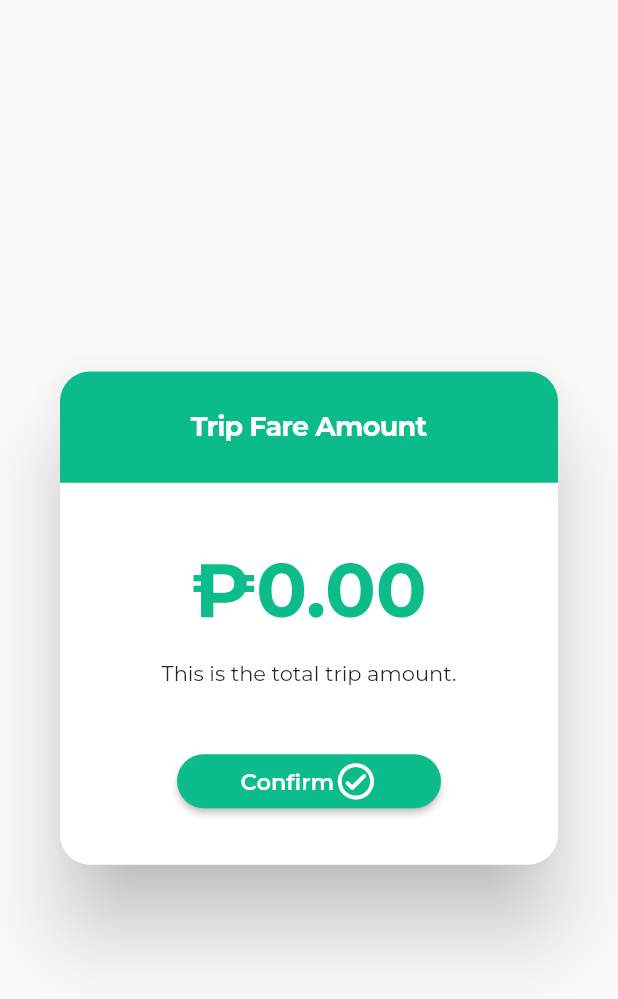
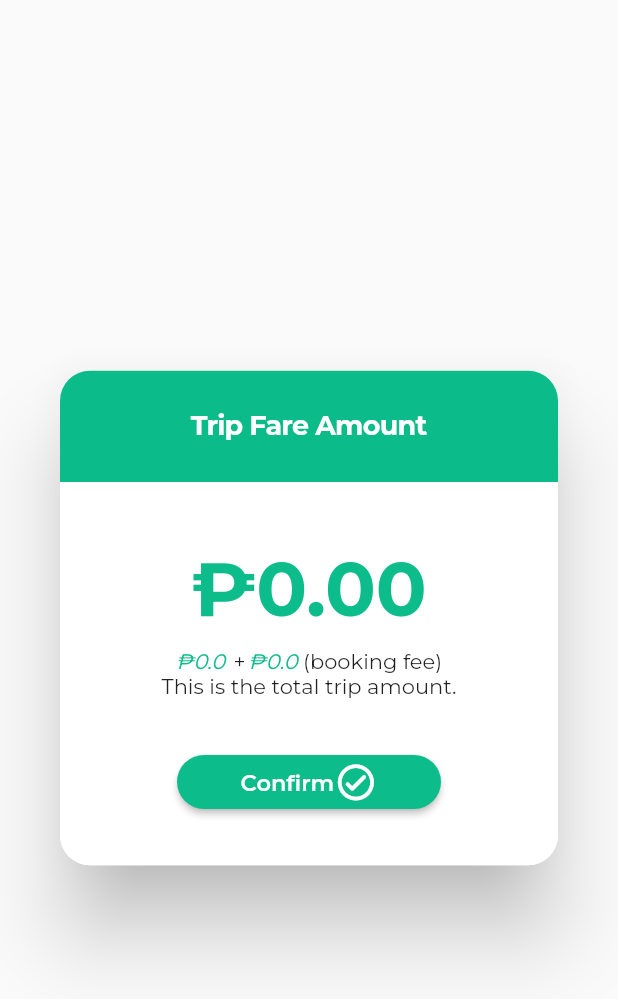
Before and after one commit to Zephynity/E-Hatid-Driver-App, a Flutter app: the FareAmountCollectionDialog widget shown alone on an empty page, opened directly, on a phone screen of 412 x 824 dp. Shown: the top 999 px of the screen. Run offline on Flutter 3.47's test engine with Material 2 defaults, Android fonts, the phone set to English and light mode, and no system bars; our stand-ins replace animate_do, assets_audio_player, curved_navigation_bar, email_validator, firebase_auth, firebase_core and 17 more; missing offline and left inert: flutter_geofire, flutter_polyline_points; accounts and stored records are empty; network calls fail.

Commit message:
Added distance from passenger & updated fare UI

```diff
--- a/lib/fare_amount_dialog.dart
+++ b/lib/fare_amount_dialog.dart
@@ -13,9 +13,16 @@ import 'package:responsive_sizer/responsive_sizer.dart';
 class FareAmountCollectionDialog extends StatefulWidget
 {
   double? totalFareAmount;
+  double? baseAmount;
+  double? bookingFee;
   UserRideRequestInformation? userRideRequestDetails;
 
-  FareAmountCollectionDialog({this.totalFareAmount, this.userRideRequestDetails});
+  FareAmountCollectionDialog({
+    this.totalFareAmount,
+    this.userRideRequestDetails,
+    this.baseAmount,
+    this.bookingFee
+  });
 
   @override
   State<FareAmountCollectionDialog> createState() => _FareAmountCollectionDialogState();
@@ -84,15 +91,58 @@ class _FareAmountCollectionDialogState extends State<FareAmountCollectionDialog>
 
             SizedBox(height: 1.h),
 
-            const Padding(
-              padding: EdgeInsets.all(8.0),
-              child: Text(
-                "This is the total trip amount.",
-                textAlign: TextAlign.center,
-                style: TextStyle(
-                  fontFamily: "Montserrat",
+            Column(
+              mainAxisAlignment: MainAxisAlignment.center,
+              children: [
+                Row(
+                  mainAxisAlignment: MainAxisAlignment.center,
+                  children: [
+                    Text(
+                      "₱"+baseAmount.toString(),
+                      textAlign: TextAlign.center,
+                      style: TextStyle(
+                        fontFamily: "Montserrat",
+                        color: Color(0xFF0CBC8B),
+                        fontStyle: FontStyle.italic,
+                      ),
+                    ),
+
+                    Text(
+                      " + ",
+                      textAlign: TextAlign.center,
+                      style: TextStyle(
+                        fontFamily: "Montserrat",
+                      ),
+                    ),
+
+                    Text(
+                      "₱"+bookingFee.toString(),
+                      textAlign: TextAlign.center,
+                      style: TextStyle(
+                        fontFamily: "Montserrat",
+                        color: Color(0xFF0CBC8B),
+                        fontStyle: FontStyle.italic,
+                      ),
+                    ),
+
+                    Text(
+                      " (booking fee)",
+                      textAlign: TextAlign.center,
+                      style: TextStyle(
+                        fontFamily: "Montserrat",
+                      ),
+                    ),
+                  ],
                 ),
-              ),
+
+                Text(
+                  "This is the total trip amount.",
+                  textAlign: TextAlign.center,
+                  style: TextStyle(
+                    fontFamily: "Montserrat",
+                  ),
+                ),
+              ],
             ),
 
             SizedBox(height: 2.h),
--- a/lib/global.dart
+++ b/lib/global.dart
@@ -44,10 +44,10 @@ LatLng? passengerOriginLatLng;
 DirectionDetailsInfo? tripDirectionDetailsInfo;
 String cloudMessagingServerToken = "key=AAAAI12SKic:APA91bEBXIQCZlwAZlLzIeuPNd5nQAUpKL4AhWvQkLtNIb3wu55BWO_-dcSRrcyeuEraWGSCVTt573S3fpT2ajuUOLXssSH0mIBSdrOPT7cfNQreYaLRDJPiEXKcjP_tdTQ2rSpd6VkQ";
 String userDropOffAddress = "";
+String distanceFromDriverToPassenger = "";
 
 List<ActiveNearbyAvailablePassengers> onlineNearbyAvailablePassengersList = [];
 
-double? minFareAmount;
-double? maxFareAmount;
+double baseAmount = 0;
 double bookingFee = 0;
 double totalFareAmount = 0;
--- a/lib/homescreen.dart
+++ b/lib/homescreen.dart
@@ -574,7 +574,6 @@ class _HomePageState extends State<HomePage>
           double originLat = double.parse((snapData.snapshot.value! as Map)["origin"]["latitude"]);
           double originLng = double.parse((snapData.snapshot.value! as Map)["origin"]["longitude"]);
           String originAddress = (snapData.snapshot.value! as Map)["originAddress"];
-          passengerOriginLatLng = LatLng(originLat, originLng);
 
           double destinationLat = double.parse((snapData.snapshot.value! as Map)["destination"]["latitude"]);
           double destinationLng = double.parse((snapData.snapshot.value! as Map)["destination"]["longitude"]);
--- a/lib/otp_verification.dart
+++ b/lib/otp_verification.dart
@@ -296,10 +296,7 @@ class _OtpBodyState extends State<OtpBody> {
                   MaterialButton(
                     onPressed: (){
                       if(pin.length >= 6) {
-                        Navigator.of(context).push(MaterialPageRoute(builder: (c) => OtpVerified(
-                          phone: "0" + widget.phone,
-                        )));
-                        // verifyOTP();
+                        verifyOTP();
                       } else {
                         Fluttertoast.showToast(msg: "Invalid OTP.");
                       }
--- a/lib/passengers_list_model.dart
+++ b/lib/passengers_list_model.dart
@@ -1,4 +1,5 @@
 import 'package:firebase_database/firebase_database.dart';
+import 'package:google_maps_flutter/google_maps_flutter.dart';
 
 class PassengersListModel
 {
@@ -9,6 +10,12 @@ class PassengersListModel
   String? fareAmount;
   String? username;
   String? driverId;
+  String? originLat;
+  String? originLng;
+  String? destinationLat;
+  String? destinationLng;
+  LatLng? originLatLng;
+  LatLng? destinationLatLng;
 
   PassengersListModel({
     this.time,
@@ -17,6 +24,12 @@ class PassengersListModel
     this.status,
     this.username,
     this.driverId,
+    this.originLat,
+    this.originLng,
+    this.destinationLat,
+    this.destinationLng,
+    this.originLatLng,
+    this.destinationLatLng,
   });
 
   PassengersListModel.fromSnapshot(DataSnapshot dataSnapshot)
@@ -28,5 +41,9 @@ class PassengersListModel
     fareAmount = (dataSnapshot.value as Map)["fareAmount"];
     username = (dataSnapshot.value as Map)["username"];
     driverId = (dataSnapshot.value as Map)["driverId"];
+    originLat = (dataSnapshot.value as Map)["origin"]["latitude"];
+    originLng = (dataSnapshot.value as Map)["origin"]["longitude"];
+    destinationLat = (dataSnapshot.value as Map)["destination"]["latitude"];
+    destinationLng = (dataSnapshot.value as Map)["destination"]["longitude"];
   }
 }
```
Also changed, not shown: lib/assistant_methods.dart (+30 -10 lines), lib/confirm_dialog.dart (+18 -9 lines), lib/new_trip_screen.dart (+8 -4 lines), lib/terms_and_conditions.dart (+6 -1 lines), assets/images/car1.png.
